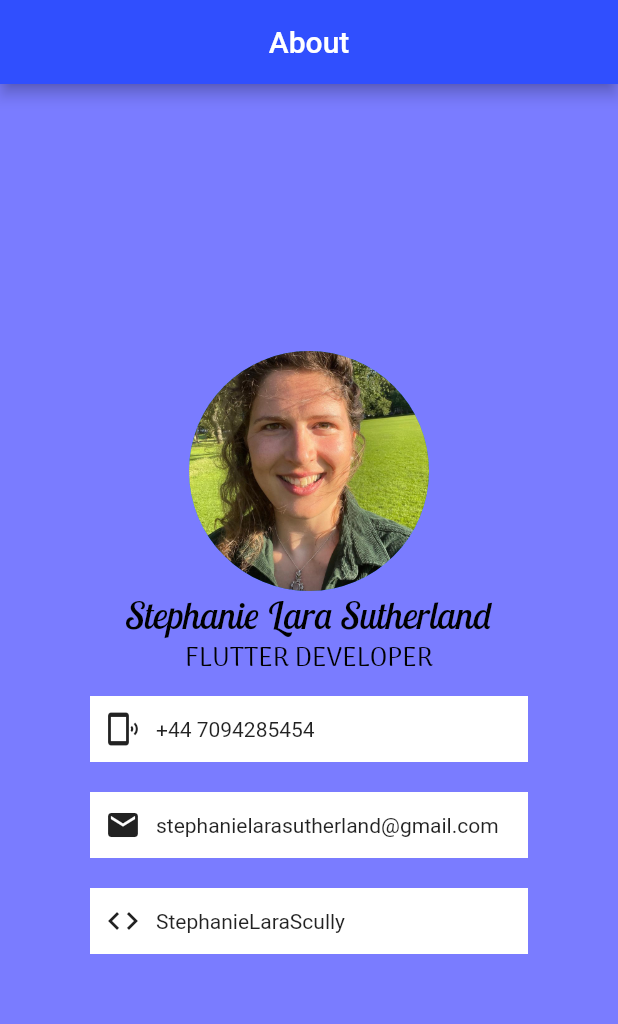
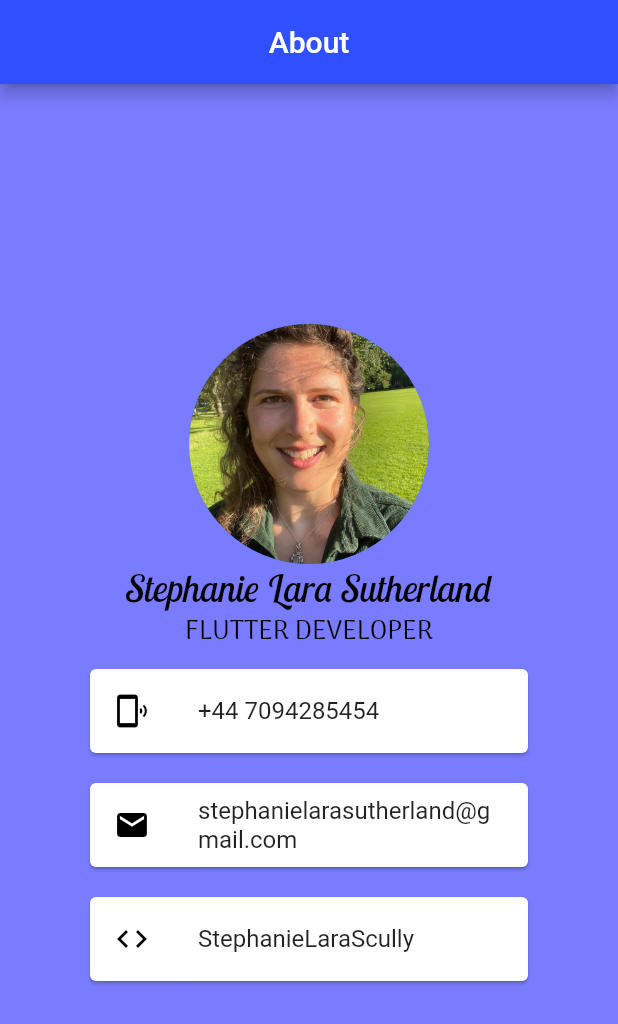
Before and after one commit to StephSutherly/flutter-portfolio, a Flutter app: the screen it shows after launch, on a phone screen of 412 x 824 dp. Shown: the top 1024 px of the screen. Run offline on Flutter 3.47's test engine with Material 2 defaults, Android fonts, the phone set to English and light mode, and no system bars.

Commit message:
Refactor contact card to use card and list tile widgets

```diff
--- a/lib/widgets/contact_card.dart
+++ b/lib/widgets/contact_card.dart
@@ -9,18 +9,12 @@ class ContactCard extends StatelessWidget {
 
   @override
   Widget build(BuildContext context) {
-    return Container(
+    return Card(
       margin: const EdgeInsets.symmetric(vertical: 10.0, horizontal: 60.0),
-      padding: const EdgeInsets.all(10.0),
       color: ThemeService.light,
-      child: Row(
-        children: [
-          Icon(icon),
-          const SizedBox(
-            width: 10.0,
-          ),
-          Text(text),
-        ],
+      child: ListTile(
+        leading: Icon(icon, color: ThemeService.dark),
+        title: Text(text),
       ),
     );
   }
```
